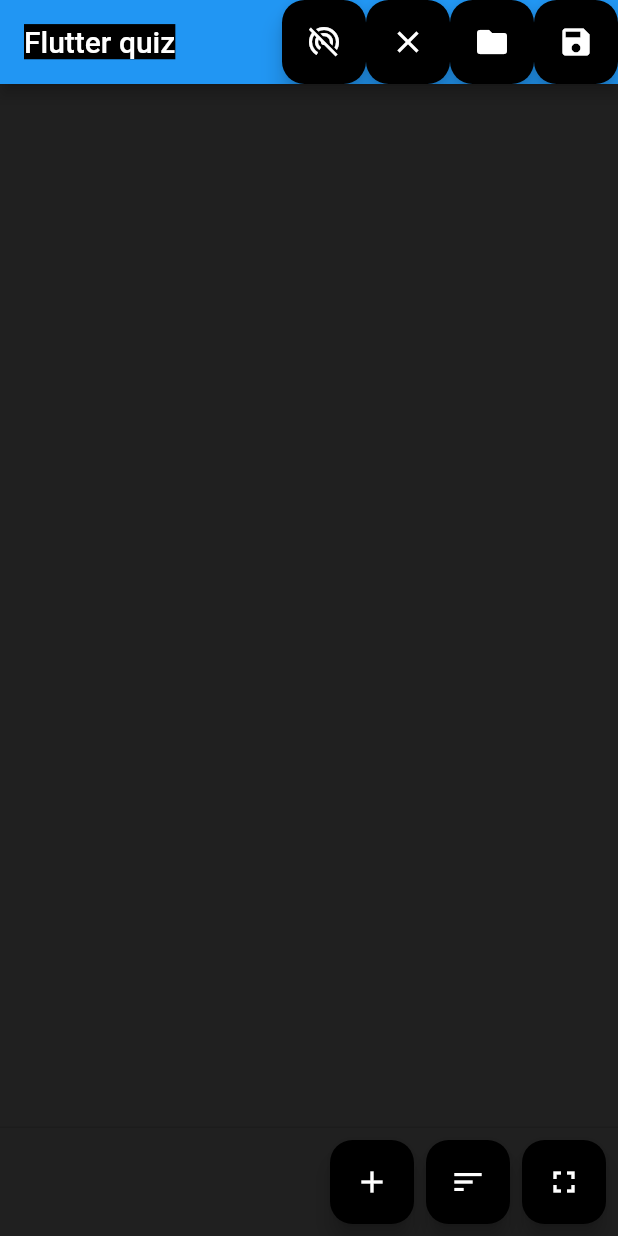
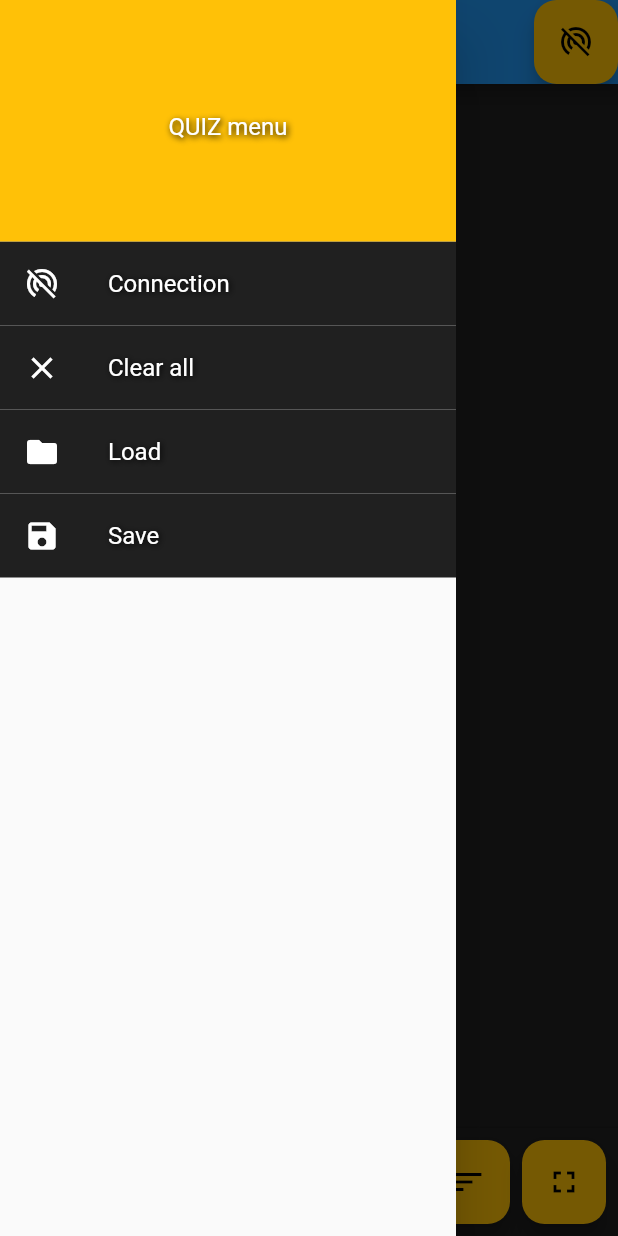
Before and after one commit to Kozinoid/QUIZ-Flutter-Remote-Client, a Flutter app: the screen it shows after launch, with the side drawer open (before the commit the screen has no drawer), on a phone screen of 412 x 824 dp. Run offline on Flutter 3.47's test engine with Material 2 defaults, Android fonts, the phone set to English and light mode, and no system bars; our stand-ins replace google_fonts, sqflite; accounts and stored records are empty.

Commit message:
Need to remake

```diff
--- a/lib/components/teamlistitem.dart
+++ b/lib/components/teamlistitem.dart
@@ -1,5 +1,6 @@
 import 'package:flutter/material.dart';
 import 'package:provider/provider.dart';
+import 'package:quiflutter/model/netconnection.dart';
 import 'package:quiflutter/style/styles.dart';
 
 import '../model/datamodel.dart';
@@ -12,6 +13,7 @@ class TeamListItem extends StatelessWidget {
   @override
   Widget build(BuildContext context) {
     final DataModel teamList = Provider.of<DataModel>(context);
+    final NetConnection connection = Provider.of<NetConnection>(context);
     Color bkcolor;
     switch (teamList.isMaxMin(index)){
       case -1:
@@ -56,12 +58,18 @@ class TeamListItem extends StatelessWidget {
         leading: TextButton(
           //icon: Icon(Icons.remove, color: quizMainTextColor,),
           child: Text('-', style: bigFont,),
-          onPressed: () {teamList.decrementTeamScore(index);},
+          onPressed: () {
+            teamList.decrementTeamScore(index);
+            connection.sendOneTeam(teamList.getTeam(index).teamName, teamList.getTeam(index).teamScore);
+            },
         ),
         trailing: TextButton(
           //icon: Icon(Icons.add, color: quizMainTextColor, ),
           child: Text('+', style: bigFont,),
-          onPressed: () {teamList.incrementTeamScore(index);},
+          onPressed: () {
+            teamList.incrementTeamScore(index);
+            connection.sendOneTeam(teamList.getTeam(index).teamName, teamList.getTeam(index).teamScore);
+            },
         ),
         tileColor: bkcolor,
       ),
--- a/lib/homepage.dart
+++ b/lib/homepage.dart
@@ -19,7 +19,7 @@ class MyHomePage extends StatefulWidget {
 }
 
 //--------------------------  Root state  --------------------------------------
-class _MyHomePageState extends State<MyHomePage> with WidgetsBindingObserver{
+class _MyHomePageState extends State<MyHomePage> with WidgetsBindingObserver {
   NetConnection connection = NetConnection();
   DataModel dataModel = DataModel();
 
@@ -30,11 +30,13 @@ class _MyHomePageState extends State<MyHomePage> with WidgetsBindingObserver{
     WidgetsBinding.instance.addObserver(this);
     // First load all data
     dataModel.loadData();
+    if (!connection.connected) {connection.searchIP();}
   }
 
   @override
   void dispose() {
     // TODO: implement dispose
+    connection.disconnect();
     // Save all data before exit
     dataModel.saveData();
     WidgetsBinding.instance.removeObserver(this);
@@ -44,15 +46,17 @@ class _MyHomePageState extends State<MyHomePage> with WidgetsBindingObserver{
   @override
   void didChangeAppLifecycleState(AppLifecycleState state) {
     // TODO: implement didChangeAppLifecycleState
-    if (state == AppLifecycleState.paused){
+    if (state == AppLifecycleState.paused) {
       // if the App is paused save all data
+      connection.disconnect();
       dataModel.saveData();
-    } else if(state == AppLifecycleState.resumed){
+    } else if (state == AppLifecycleState.resumed) {
       // if the App is resumed load all data
       dataModel.loadData();
     }
     super.didChangeAppLifecycleState(state);
   }
+
 //------------------------------------------------------------------------------
   @override
   Widget build(BuildContext context) {
@@ -63,52 +67,115 @@ class _MyHomePageState extends State<MyHomePage> with WidgetsBindingObserver{
       ],
       child: Consumer<NetConnection>(
         builder: (context, connection, child) {
+          if (connection.connected) {
+            connection.sendClearTable();
+            for (int i = 0; i < dataModel.length; i++){
+              connection.sendAddTeam(dataModel.getTeam(i).teamName, dataModel.getTeam(i).teamScore);
+            }
+          }
+
           return Consumer<DataModel>(
             builder: (context, data, child) {
               return Scaffold(
                 backgroundColor: quizMainBackColor,
+                drawer: Drawer(
+                  child: ListView(
+                    children: [
+                      //-------------------- Menu header -----------------------
+                      DrawerHeader(
+                          margin: EdgeInsets.all(0),
+                          decoration: ShapeDecoration(
+                            color: quizMainPanelColor,
+                            shape: RoundedRectangleBorder(
+                              borderRadius: BorderRadius.circular(0),
+                            ),
+                          ),
+                          child: Center(
+                            child: Text('QUIZ menu', style: menuFont,),
+                          )),
+
+                      //--------------- Menu item 'Connection' -----------------
+                      ListTile(
+                        tileColor: quizMainBackColor,
+                        leading: connection.connected
+                            ? Icon(
+                                Icons.wifi_tethering_sharp,
+                                color: quizListTextColor,
+                              )
+                            : Icon(
+                                Icons.portable_wifi_off,
+                                color: quizListTextColor,
+                              ),
+                        title: Text('Connection', style: menuFont,),
+                        onTap: (){
+                          if (!connection.connected) {connection.searchIP();}
+                        },
+                      ),
+
+                      //--------------- Menu item 'Clear All' ------------------
+                      ListTile(
+                        tileColor: quizMainBackColor,
+                        leading: Icon(Icons.clear, color: quizListTextColor,),
+                        title: Text('Clear all',style: menuFont,),
+                        onTap: () async {
+                          if (await showConfirmDialog(
+                              context, null, 'Clear all', 'Are you shure?'))
+                            data.clearAll();
+                        },
+                      ),
+
+                      //------------------ Menu item 'Load' --------------------
+                      ListTile(
+                        tileColor: quizMainBackColor,
+                        leading: Icon(Icons.folder, color: quizListTextColor, ),
+                        title: Text('Load', style: menuFont,),
+                        onTap: () async {
+                          if (await showConfirmDialog(context, null, 'Load table',
+                              'Load last saved table?')) data.loadData();
+                        },
+                      ),
+
+                      //------------------ Menu item 'Save' --------------------
+                      ListTile(
+                        tileColor: quizMainBackColor,
+                        leading: Icon(Icons.save, color: quizListTextColor,),
+                        title: Text('Save', style: menuFont,),
+                        onTap: () async {
+                          if (await showConfirmDialog(
+                              context, null, 'Save table', 'Save changes?'))
+                            data.saveData();
+                        },
+                      ),
+                      //--------------------------------------------------------
+
+                    ],
+                  ),
+                ),
                 appBar: AppBar(
                   actions: [
-
-                    // ---------------  'Connect' button  ----------------------
+                    // ------------- DOUBLE 'Connect' button  ------------------
                     RoundedRectangleFloatingButton(
                       child: connection.connected
-                          ? Icon(Icons.wifi_tethering_sharp, color: quizListTextColor,)
-                          : Icon(Icons.portable_wifi_off, color: quizListTextColor,),
-                      onPressed: ()  {connection.searchIP();},//-------------------------------  CONNECT  ------------------------------------
-                    ),
-
-                    // ---------------  'Clear all' button  ----------------------
-                    RoundedRectangleFloatingButton(
-                      child: Icon(Icons.clear, color: quizListTextColor,),
-                      onPressed: () async {
-                        if (await showConfirmDialog(context, null, 'Clear all', 'Are you shure?')) data.clearAll();
+                          ? Icon(
+                              Icons.wifi_tethering_sharp,
+                              color: quizIconColor,
+                            )
+                          : Icon(
+                              Icons.portable_wifi_off,
+                              color: quizIconColor,
+                            ),
+                      onPressed: () {
+                        connection.searchIP();
                       },
                     ),
-
-                    // ---------------  'Load all' button  ----------------------
-                    RoundedRectangleFloatingButton(
-                      child: Icon(Icons.folder, color: quizListTextColor,),
-                      onPressed: () async {
-                        if (await showConfirmDialog(context, null, 'Load table', 'Load last saved table?'))  data.loadData();
-                      },
-                    ),
-
-                    // ---------------  'Save all' button  ----------------------
-                    RoundedRectangleFloatingButton(
-                      child: Icon(Icons.save, color: quizListTextColor,),
-                      onPressed: () async {
-                        if (await showConfirmDialog(context, null, 'Save table', 'Save changes?'))  data.saveData();
-                      },
-                    )
-
                   ],
-                  title: Text( widget.title,
+                  title: Text(
+                    widget.title,
                     style: TextStyle(
-                        color: quizListTextColor,
+                        color: quizMainTextColor,
                         backgroundColor: quizMainPanelColor),
                   ),
-                  //centerTitle: true,
+                  centerTitle: true,
                 ),
 
                 // -------------------------  Team List  -----------------------
@@ -119,9 +186,16 @@ class _MyHomePageState extends State<MyHomePage> with WidgetsBindingObserver{
                         //-------- One Team Item  ------
                         return Dismissible(
                           // Confirm deleting Team
-                          confirmDismiss: (direction) => showConfirmDialog(context, direction,  'Delete team ${data.getTeam(index).teamName}', 'Are you shure?'),
+                          confirmDismiss: (direction) => showConfirmDialog(
+                              context,
+                              direction,
+                              'Delete team ${data.getTeam(index).teamName}',
+                              'Are you shure?'),
                           // Deleting Team
-                          onDismissed: (direction) { data.removeTeam(index); },
+                          onDismissed: (direction) {
+                            data.removeTeam(index);
+                            if (connection.connected) connection.sendDeleteTeam(data.getTeam(index).teamName);
+                          },
                           key: Key(data.getTeam(index).teamName),
                           child: TeamListItem(
                             index: index,
@@ -132,20 +206,33 @@ class _MyHomePageState extends State<MyHomePage> with WidgetsBindingObserver{
                 persistentFooterButtons: [
                   // ------------------ 'Add New Team' button  -----------------
                   RoundedRectangleFloatingButton(
-                    child: Icon(Icons.add, color: quizListTextColor,),
+                    child: Icon(
+                      Icons.add,
+                      color: quizIconColor,
+                    ),
                     onPressed: () {
                       addNewTeam(context, data);
                     },
                   ),
                   // ------------------ 'Sort Team List' button  ---------------
                   RoundedRectangleFloatingButton(
-                    child: Icon(Icons.sort, color: quizListTextColor,),
-                    onPressed: () {data.sortByScores();},
+                    child: Icon(
+                      Icons.sort,
+                      color: quizIconColor,
+                    ),
+                    onPressed: () {
+                      data.sortByScores();
+                    },
                   ),
                   // -------------- 'Toggle Full screen' button  ---------------
                   RoundedRectangleFloatingButton(
-                    child: Icon(Icons.fullscreen, color: quizListTextColor,),
-                    onPressed: () {},//--------------------------------  FULLSCREEN  ------------------------------------
+                    child: Icon(
+                      Icons.fullscreen,
+                      color: quizIconColor,
+                    ),
+                    onPressed:() {
+                      if (connection.connected) connection.sendFullScreen();
+                    }, //--------------------------------  FULLSCREEN  ------------------------------------
                   ),
                 ],
               );
--- a/lib/model/datamodel.dart
+++ b/lib/model/datamodel.dart
@@ -139,7 +139,7 @@ class OneTeam {
   }
 
   // Fields
-  int _teamId = null;
+  int _teamId = 0;
   String _teamName = ''; // Team name
   int _teamScore = 0; // Team score
 
--- a/lib/style/styles.dart
+++ b/lib/style/styles.dart
@@ -1,22 +1,25 @@
 import 'package:flutter/material.dart';
 import 'package:google_fonts/google_fonts.dart';
 
-const Color quizMainPanelColor = Colors.black;
-const Color quizMainTextColor = Colors.white;
+const Color quizMainPanelColor = Colors.amber;
+const Color quizMainTextColor = Colors.black;
 const Color quizListTextColor = Colors.white;
 const Color quizMainBackColor = Color(0xFF202020);
 const Color quizHighScoreColor = Color(0xFF4CB050);
 const Color quizMiddleScoreColor = Color(0xFF2196F3);
 const Color quizLowScoreColor = Color(0xFFF44236);
+const Color quizIconColor = Colors.black;
 
 const Shadow mainShadow = Shadow(color: Colors.black, offset: Offset(1.0, 1.0), blurRadius: 5.0);
 
 TextStyle bigFont = GoogleFonts.roboto(
-    textStyle: TextStyle(color: quizMainTextColor, fontSize: 24.0, fontWeight: FontWeight.bold, shadows: [mainShadow]));
+    textStyle: TextStyle(color: quizListTextColor, fontSize: 24.0, fontWeight: FontWeight.bold, shadows: [mainShadow]));
 TextStyle middleFont = GoogleFonts.roboto(
-    textStyle: TextStyle(color: quizMainTextColor, fontSize: 20.0, fontWeight: FontWeight.bold, shadows: [mainShadow]));
+    textStyle: TextStyle(color: quizListTextColor, fontSize: 20.0, fontWeight: FontWeight.bold, shadows: [mainShadow]));
 TextStyle smallFont = GoogleFonts.roboto(
-    textStyle: TextStyle(color: quizMainTextColor, fontSize: 12.0, fontWeight: FontWeight.bold, shadows: [mainShadow]));
+    textStyle: TextStyle(color: quizListTextColor, fontSize: 12.0, fontWeight: FontWeight.bold, shadows: [mainShadow]));
+TextStyle menuFont = GoogleFonts.roboto(
+    textStyle: TextStyle(color: quizListTextColor, fontSize: 16.0, fontWeight: FontWeight.normal, shadows: [mainShadow]));
 
 
 
```
Also changed, not shown: lib/dialogs/newteamdialog.dart (+5 -2 lines), lib/model/netconnection.dart (+54 -2 lines), lib/model/tcpconnection.dart (+30 -31 lines), 1 other file.
